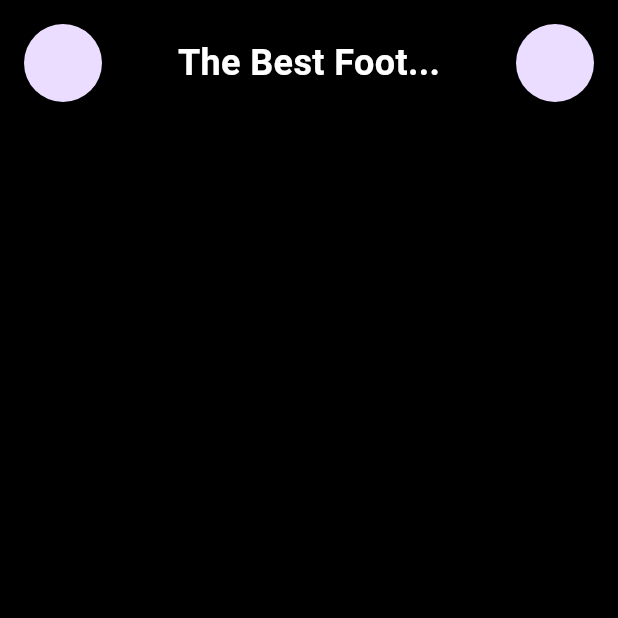
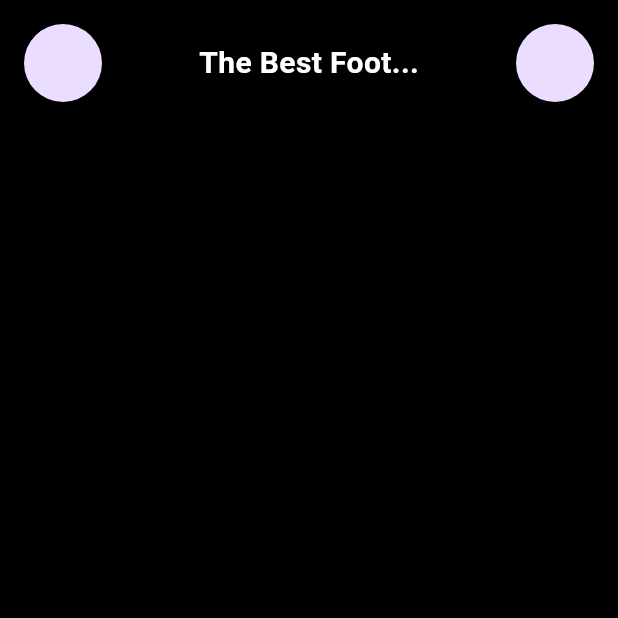
Before and after one commit to JAICHANGPARK/flutter_notebook_chapter_36, a Flutter app: the ChatBotChatPage screen opened directly, on a phone screen of 412 x 824 dp, the top half of it. Run offline on Flutter 3.47's test engine with Material 3 defaults, Android fonts, the phone set to English and light mode, and no system bars; our stand-ins replace gap.

Commit message:
Update chat_bot_chat_page.dart

```diff
--- a/lib/ep1831_chat_bot_app/views/chat_bot_chat_page.dart
+++ b/lib/ep1831_chat_bot_app/views/chat_bot_chat_page.dart
@@ -27,8 +27,8 @@ class _ChatBotChatPageState extends State<ChatBotChatPage> {
                       child: Text("The Best Foot...",
                       style: TextStyle(
                         fontWeight: FontWeight.bold,
-                        fontSize: 24,
-                        color: Colors.white
+                        fontSize: 20,
+                        color: Colors.white,
                       ),),
                     ),
                   ),
```
